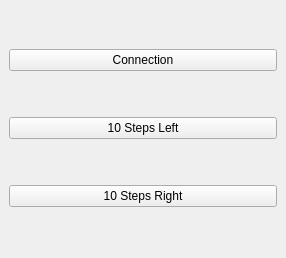
Above: fe/main.ui from C-MILL/laser before the change. Below: the same form after it.
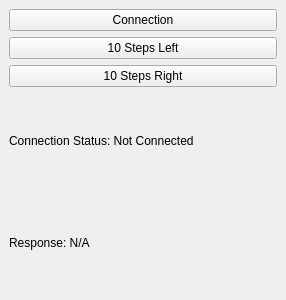
That is the form after the change.

Commit message: added conf steps

What changed in the file:
```diff
--- a/fe/main.ui
+++ b/fe/main.ui
@@ -7,7 +7,7 @@
     <x>0</x>
     <y>0</y>
     <width>286</width>
-    <height>258</height>
+    <height>300</height>
    </rect>
   </property>
   <property name="windowTitle">
@@ -36,6 +36,20 @@
       </property>
      </widget>
     </item>
+    <item>
+     <widget class="QLabel" name="connectionStatusLabel">
+      <property name="text">
+       <string>Connection Status: Not Connected</string>
+      </property>
+     </widget>
+    </item>
+    <item>
+     <widget class="QLabel" name="responseLabel">
+      <property name="text">
+       <string>Response: N/A</string>
+      </property>
+     </widget>
+    </item>
    </layout>
   </widget>
  </widget>
```
The commit also changes 1 other file.
